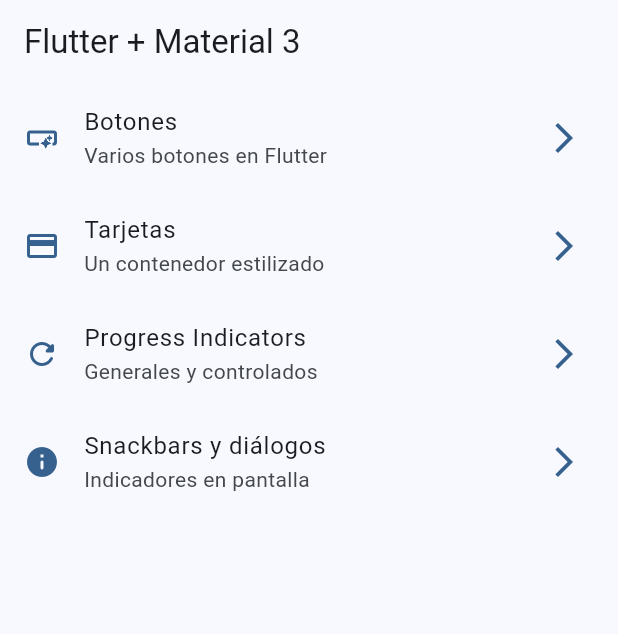
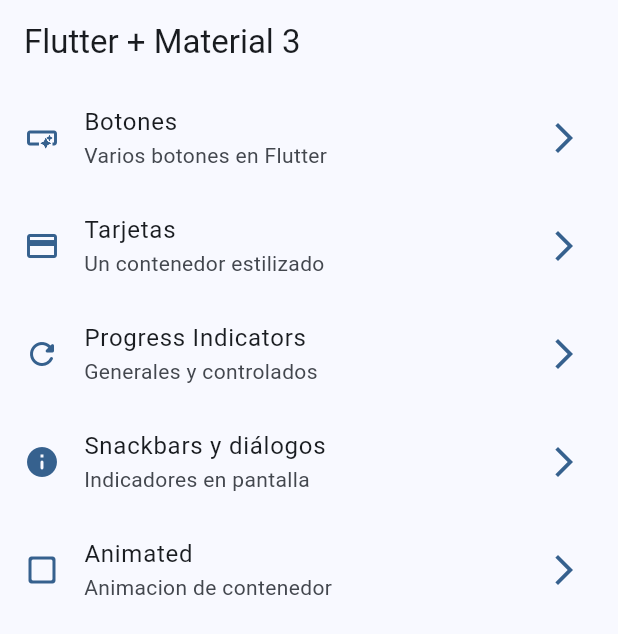
Before and after one commit to jcbautista27/widgets_app, a Flutter app: the screen it shows after launch, on a phone screen of 412 x 824 dp. Shown: the top 634 px of the screen. Run offline on Flutter 3.47's test engine with Material 2 defaults, Android fonts, the phone set to English and light mode, and no system bars; our stand-ins replace go_router.

Commit message:
animated container terminado

```diff
--- a/lib/config/menu/menu_items.dart
+++ b/lib/config/menu/menu_items.dart
@@ -40,5 +40,11 @@ const appMenuItems = <MenuItems> [
     link: '/snackbar',
     icon: Icons.info_rounded
   ),
+  MenuItems(
+    title: 'Animated',
+    subTitle: 'Animacion de contenedor',
+    link: '/animated',
+    icon: Icons.check_box_outline_blank_rounded
+  ),
 
 ];
--- a/lib/config/router/app_router.dart
+++ b/lib/config/router/app_router.dart
@@ -31,5 +31,10 @@ final GoRouter appRouter = GoRouter(
       name: SnackbarScreen.name,
       builder: (BuildContext context, GoRouterState state) => const SnackbarScreen(),
     ),
+    GoRoute(
+      path: '/animated',
+      name: AnimatedScreen.name,
+      builder: (BuildContext context, GoRouterState state) => const AnimatedScreen(),
+    ),
   ],
 );
```
Also changed, not shown: lib/presentation/screens/animated/animated_screen.dart (+53 -2 lines).
